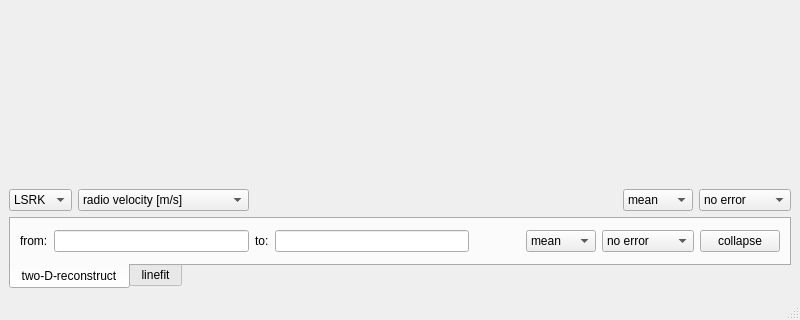
Old version of the form code/display/implement/QtPlotter/QtProfileGUI.ui in the repository radio-astro/casa; both pictures show x 0 to 800 and y 280 to 600 of the 800 by 600 pixel window.
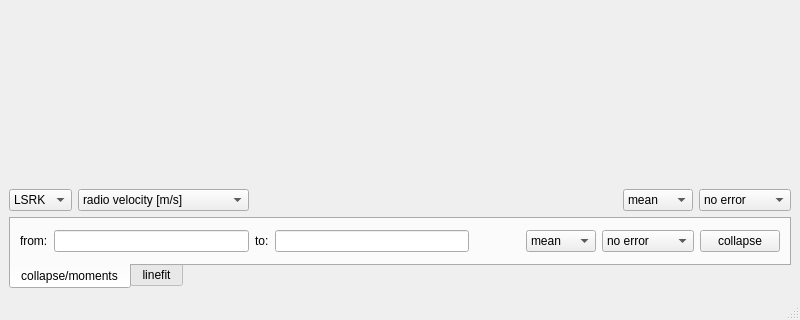
New version of the form. Icons and pictures are not drawn. Custom widgets are drawn as their Qt base class.

Commit message:
New Development: no             JIRA Issue: no       Ready to Release: yes      Interface Changes: yes What Interface Changed: SpectralFitter.h          Test Programs: none   Put in Release Notes: no
           Description:Some smaller changes and fixes that Juergen wanted
to have for the profiler and the imcollapse/fit therein.

Patch:
```diff
--- a/code/display/implement/QtPlotter/QtProfileGUI.ui
+++ b/code/display/implement/QtPlotter/QtProfileGUI.ui
@@ -245,7 +245,7 @@
         </sizepolicy>
        </property>
        <attribute name="title">
-        <string>two-D-reconstruct</string>
+        <string>collapse/moments</string>
        </attribute>
        <layout class="QVBoxLayout" name="verticalLayout_2">
         <item>
```
Left out of the diff: 27 changed lines with no effect on the pictures. The commit also changes 5 other files.
